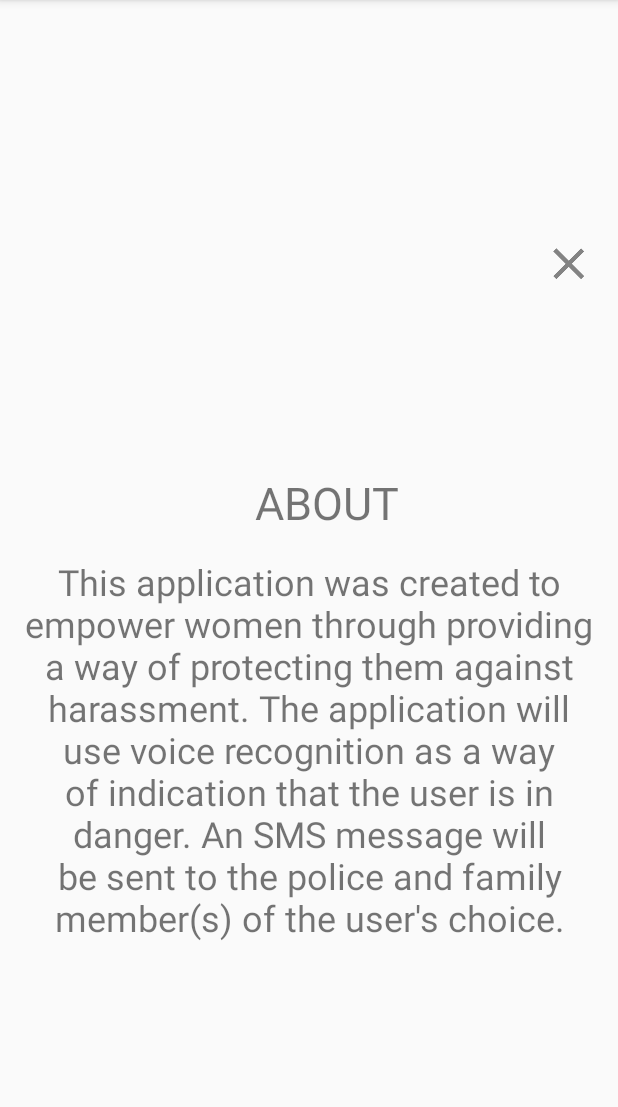
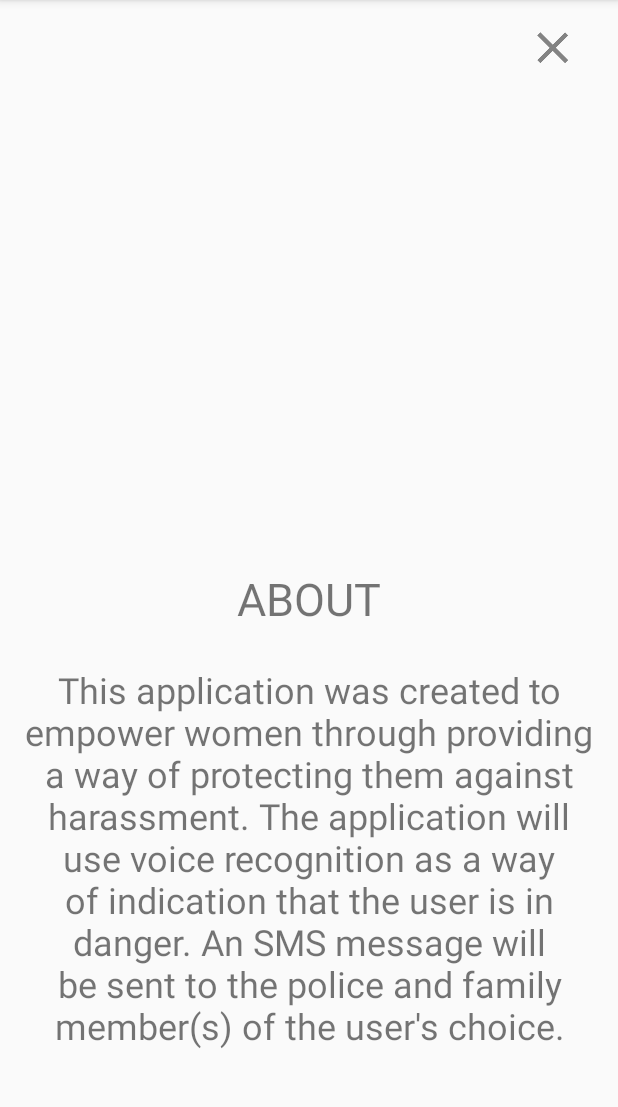
Before and after one commit to SafeWordAppMembers/Safeword, an Android app: the AboutActivity screen opened directly, with no data from a screen before it, on a phone screen of 412 x 824 dp, the part 84-1191 px from its top. Run offline under Robolectric (Android 15) with nearby library versions, the phone set to English and light mode, and no system bars.

Commit message:
Can now close 'about' page

```diff
--- a/SafeWord/app/src/main/java/com/example/safeword/safeword/AboutActivity.java
+++ b/SafeWord/app/src/main/java/com/example/safeword/safeword/AboutActivity.java
@@ -2,14 +2,25 @@ package com.example.safeword.safeword;
 
 import android.support.v7.app.AppCompatActivity;
 import android.os.Bundle;
+import android.view.View;
+import android.widget.ImageView;
 import android.widget.TextView;
 
 public class AboutActivity extends AppCompatActivity {
 
+    private ImageView close;
     @Override
     protected void onCreate(Bundle savedInstanceState) {
         super.onCreate(savedInstanceState);
         setContentView(R.layout.activity_about);
 
+        close = findViewById(R.id.closeButton);
+        close.setOnClickListener(new View.OnClickListener() {
+            @Override
+            public void onClick(View v) {
+                finish();
+            }
+        });
+
     }
 }
--- a/SafeWord/app/src/main/res/layout/activity_about.xml
+++ b/SafeWord/app/src/main/res/layout/activity_about.xml
@@ -10,7 +10,7 @@
         android:id="@+id/aboutText"
         android:layout_width="0dp"
         android:layout_height="wrap_content"
-        android:layout_marginBottom="140dp"
+        android:layout_marginBottom="68dp"
         android:layout_marginEnd="16dp"
         android:layout_marginStart="16dp"
         android:scrollIndicators="top|bottom"
@@ -26,30 +26,29 @@
         android:id="@+id/textView4"
         android:layout_width="wrap_content"
         android:layout_height="wrap_content"
-        android:layout_marginBottom="16dp"
+        android:layout_marginBottom="24dp"
         android:layout_marginEnd="8dp"
         android:layout_marginStart="8dp"
         android:text="ABOUT"
         android:textSize="30sp"
         app:layout_constraintBottom_toTopOf="@+id/aboutText"
         app:layout_constraintEnd_toEndOf="parent"
-        app:layout_constraintHorizontal_bias="0.54"
         app:layout_constraintStart_toStartOf="parent" />
 
     <ImageView
-        android:id="@+id/imageView"
+        android:id="@+id/closeButton"
         android:layout_width="wrap_content"
         android:layout_height="wrap_content"
         android:layout_marginBottom="8dp"
         android:layout_marginEnd="8dp"
         android:layout_marginStart="8dp"
-        android:layout_marginTop="8dp"
+        android:layout_marginTop="16dp"
         app:layout_constraintBottom_toTopOf="@+id/textView4"
         app:layout_constraintEnd_toEndOf="parent"
-        app:layout_constraintHorizontal_bias="0.976"
+        app:layout_constraintHorizontal_bias="0.946"
         app:layout_constraintStart_toStartOf="parent"
         app:layout_constraintTop_toTopOf="parent"
-        app:layout_constraintVertical_bias="0.571"
+        app:layout_constraintVertical_bias="0.0"
         app:srcCompat="@drawable/ic_close" />
 
 </android.support.constraint.ConstraintLayout>
```
